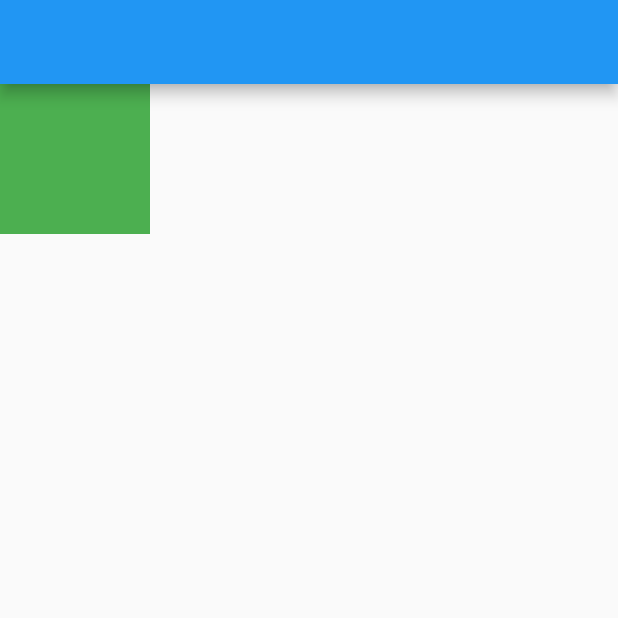
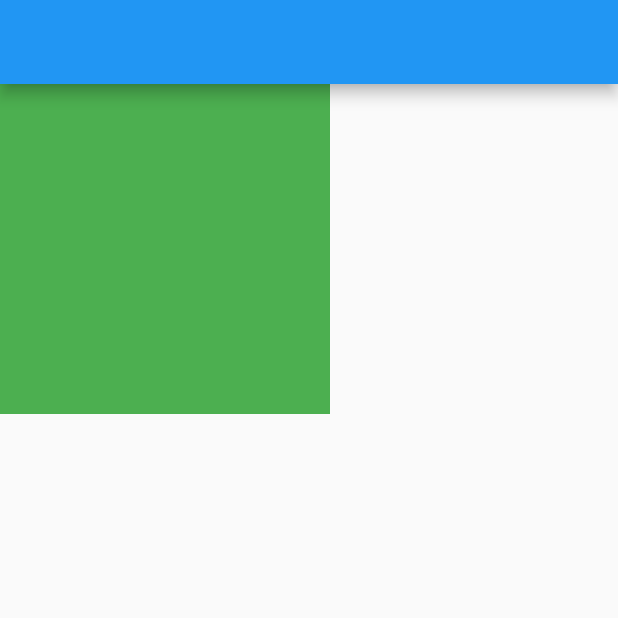
Before and after one commit to katskoru/example_provider, a Flutter app: the screen it shows after launch, on a phone screen of 412 x 824 dp, the top half of it. Run offline on Flutter 3.47's test engine with Material 2 defaults, Android fonts, the phone set to English and light mode, and no system bars.

Commit message:
provideruse

```diff
--- /dev/null
+++ b/lib/home/provider/example_provider.dart
@@ -0,0 +1,20 @@
+import 'dart:math';
+
+import 'package:flutter/foundation.dart';
+
+class ExampleProvider extends ChangeNotifier {
+  ExampleProvider() {
+    _init();
+  }
+
+  _init() {
+    _height = Random().nextInt(300).toDouble();
+    _width = Random().nextInt(300).toDouble();
+  }
+
+  double? _height;
+  double? _width;
+
+  double? get height => _height;
+  double? get width => _width;
+}
--- /dev/null
+++ b/lib/home/screen/example.dart
@@ -0,0 +1,23 @@
+import 'package:flutter/material.dart';
+import 'package:provider/provider.dart';
+import 'package:provider_app/home/provider/example_provider.dart';
+
+class Example extends StatelessWidget {
+  const Example({Key? key}) : super(key: key);
+
+  @override
+  Widget build(BuildContext context) {
+    var _width = Provider.of<ExampleProvider>(context).width;
+    var _height = Provider.of<ExampleProvider>(context).height;
+    return Column(
+      children: [
+        AnimatedContainer(
+          duration: const Duration(milliseconds: 250),
+          color: Colors.green,
+          width: _width,
+          height: _height,
+        )
+      ],
+    );
+  }
+}
--- a/lib/home/screen/home.dart
+++ b/lib/home/screen/home.dart
@@ -1,24 +1,11 @@
 import 'package:flutter/material.dart';
+import 'package:provider_app/home/screen/example.dart';
 
 class Home extends StatelessWidget {
   const Home({Key? key}) : super(key: key);
 
   @override
   Widget build(BuildContext context) {
-    var _width = 100.0;
-    var _height = 100.0;
-    return Scaffold(
-      appBar: AppBar(),
-      body: Column(
-        children: [
-          AnimatedContainer(
-            duration: const Duration(milliseconds: 250),
-            color: Colors.green,
-            width: _width,
-            height: _height,
-          )
-        ],
-      ),
-    );
+    return Scaffold(appBar: AppBar(), body: Example());
   }
 }
--- a/lib/main.dart
+++ b/lib/main.dart
@@ -1,4 +1,6 @@
 import 'package:flutter/material.dart';
+import 'package:provider/provider.dart';
+import 'package:provider_app/home/provider/example_provider.dart';
 
 import 'home/screen/home.dart';
 
@@ -11,12 +13,19 @@ class MyApp extends StatelessWidget {
 
   @override
   Widget build(BuildContext context) {
-    return MaterialApp(
-      title: 'Flutter Demo',
-      theme: ThemeData(
-        primarySwatch: Colors.blue,
+    return MultiProvider(
+      providers: [
+        ChangeNotifierProvider(create: (context) {
+          return ExampleProvider();
+        })
+      ],
+      child: MaterialApp(
+        title: 'Flutter Demo',
+        theme: ThemeData(
+          primarySwatch: Colors.blue,
+        ),
+        home: const Home(),
       ),
-      home: const Home(),
     );
   }
 }
```
